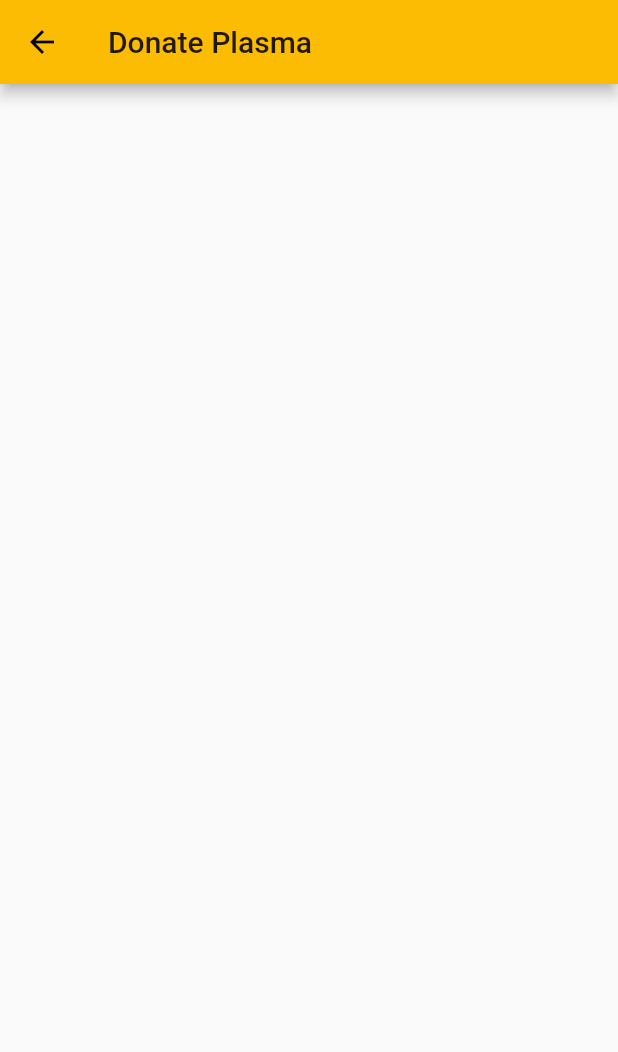
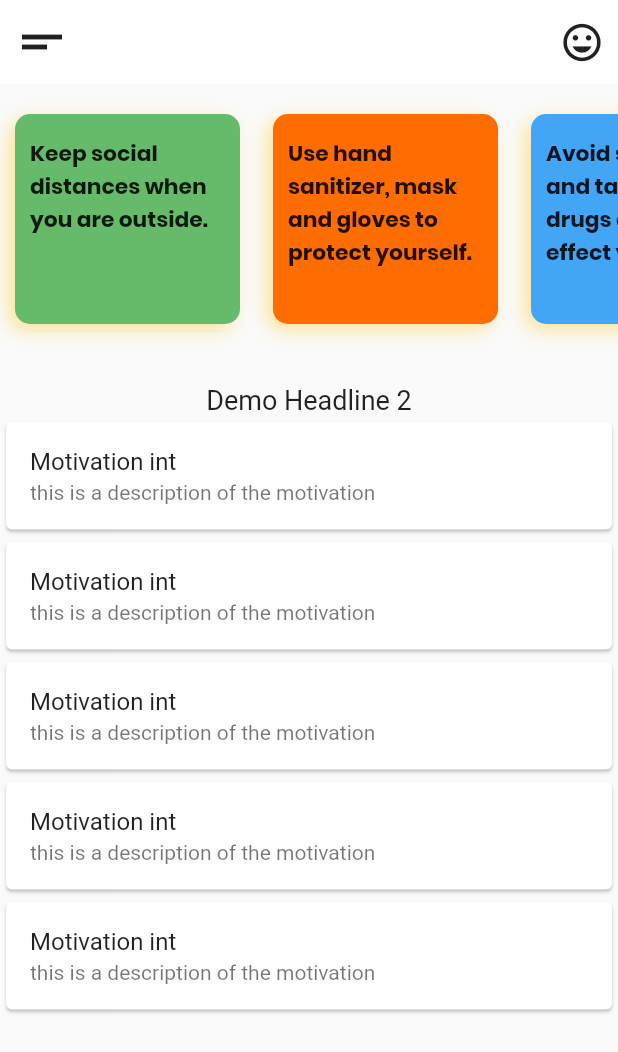
Before and after one commit to TeamTigers/donate_plasma, a Flutter app: the HomeScreen screen opened by its route, on a phone screen of 412 x 824 dp. Shown: the top 1052 px of the screen. Run offline on Flutter 3.47's test engine with Material 2 defaults, Android fonts, the phone set to English and light mode, and no system bars.

Commit message:
done with horizontal cards

```diff
--- a/lib/main.dart
+++ b/lib/main.dart
@@ -1,7 +1,9 @@
+import 'package:donateplasma/providers/information.dart';
 import 'package:donateplasma/screens/BannerScreen.dart';
 import 'package:donateplasma/screens/HomeScreen.dart';
 import 'package:flutter/material.dart';
 import 'package:donateplasma/constants/color_constants.dart';
+import 'package:provider/provider.dart';
 
 void main() {
   runApp(MyApp());
@@ -11,7 +13,13 @@ class MyApp extends StatelessWidget {
   // This widget is the root of your application.
   @override
   Widget build(BuildContext context) {
-    return MaterialApp(
+    return MultiProvider(
+      providers: [
+        ChangeNotifierProvider(
+          create: (ctx) => Information(),
+        )
+      ],
+      child: MaterialApp(
         title: 'Flutter Demo',
         theme: ThemeData(
           primaryColor: kPrimaryColor,
@@ -23,6 +31,7 @@ class MyApp extends StatelessWidget {
           HomeScreen.routeName: (ctx) => HomeScreen(),
           BannerScreen.routeName: (ctx) => BannerScreen()
         },
+      ),
     );
   }
 }
--- /dev/null
+++ b/lib/models/info.dart
@@ -0,0 +1,13 @@
+import 'package:flutter/cupertino.dart';
+
+class Info {
+  final int infoId;
+  final String message;
+  final Color color;
+
+  Info({
+    @required this.infoId,
+    @required this.message,
+    @required this.color
+  });
+}
--- /dev/null
+++ b/lib/providers/information.dart
@@ -0,0 +1,44 @@
+import 'package:donateplasma/models/info.dart';
+import 'package:donateplasma/themes/themes_colors.dart';
+import 'package:flutter/cupertino.dart';
+import 'package:flutter/material.dart';
+
+class Information extends ChangeNotifier {
+  List<Info> _information = [
+    Info(
+      color: Colors.green.shade400,
+      infoId: 1,
+      message: 'Keep social distances when you are outside.'
+    ),
+    Info(
+        color: Colors.orangeAccent.shade700,
+        infoId: 2,
+        message: 'Use hand sanitizer, mask and gloves to protect yourself.'
+    ),
+    Info(
+        color: Colors.blue.shade400,
+        infoId: 3,
+        message: 'Avoid smoking and taking other drugs as it will effect your lungs.'
+    ),
+    Info(
+        color: Colors.orangeAccent,
+        infoId: 4,
+        message: 'Eat healthy foods and do exercise to boost your immune system.'
+    ),
+    Info(
+        color: Colors.greenAccent.shade700,
+        infoId: 5,
+        message: 'Consult with doctor if you feel ill.'
+    ),
+    Info(
+        color: Colors.indigo.shade400,
+        infoId: 6,
+        message: 'Read books and spend time with family to avoid depression.'
+    ),
+  ];
+
+  List<Info> get infoList {
+    final baseInfoList = [..._information];
+    return baseInfoList;
+  }
+}
--- a/lib/screens/BannerScreen.dart
+++ b/lib/screens/BannerScreen.dart
@@ -1,4 +1,5 @@
 import 'package:donateplasma/constants/text_style_constants.dart';
+import 'package:donateplasma/screens/HomeScreen.dart';
 import 'package:flutter/material.dart';
 import 'package:donateplasma/constants/color_constants.dart';
 
@@ -45,7 +46,9 @@ class BannerScreen extends StatelessWidget {
                     minWidth: 100.0,
                     height: 40.0,
                     child: RaisedButton(
-                      onPressed: () {  },
+                      onPressed: () {
+                        Navigator.of(context).pushReplacementNamed(HomeScreen.routeName);
+                      },
                       child: Text(
                         'Got it',
                         style: TextStyle(
--- a/lib/screens/HomeScreen.dart
+++ b/lib/screens/HomeScreen.dart
@@ -1,7 +1,12 @@
+import 'package:donateplasma/constants/color_constants.dart';
+import 'package:donateplasma/providers/information.dart';
+import 'package:donateplasma/widgets/info_card_widget.dart';
 import 'package:flutter/material.dart';
+import 'package:provider/provider.dart';
 
 class HomeScreen extends StatefulWidget {
   static const routeName = '/home';
+
   @override
   _HomeScreenState createState() => _HomeScreenState();
 }
@@ -9,12 +14,88 @@ class HomeScreen extends StatefulWidget {
 class _HomeScreenState extends State<HomeScreen> {
   @override
   Widget build(BuildContext context) {
+    final information = Provider.of<Information>(context).infoList;
     return Scaffold(
       appBar: AppBar(
-        title: Text('Donate Plasma'),
-        backgroundColor: Theme.of(context).primaryColor,
+        elevation: 0,
+        backgroundColor: kBannerBasicColor,
+        leading: Icon(
+          Icons.short_text,
+          size: 40,
+          color: kAccentColor,
+        ),
+        actions: <Widget>[
+          IconButton(
+            onPressed: () {},
+            icon: Icon(
+              Icons.insert_emoticon,
+              size: 30,
+              color: Theme.of(context).accentColor,
+            ),
+          ),
+        ],
       ),
-      body: Container()
+      body: SingleChildScrollView(
+        child: Column(
+          mainAxisSize: MainAxisSize.min,
+          children: <Widget>[
+
+            SizedBox(
+              height: 200.0,
+              child: ListView.builder(
+                physics: BouncingScrollPhysics(),
+                shrinkWrap: true,
+                scrollDirection: Axis.horizontal,
+                itemCount: information.length,
+                itemBuilder: (ctx, index) => InfoCardWidget(
+                  color: information[index].color,
+                  message: information[index].message,
+                  infoId: information[index].infoId,
+                )
+              ),
+            ),
+            Text(
+              'Demo Headline 2',
+              style: TextStyle(fontSize: 18),
+            ),
+            Card(
+              child: ListTile(title: Text('Motivation $int'), subtitle: Text('this is a description of the motivation')),
+            ),
+            Card(
+              child: ListTile(title: Text('Motivation $int'), subtitle: Text('this is a description of the motivation')),
+            ),
+            Card(
+              child: ListTile(title: Text('Motivation $int'), subtitle: Text('this is a description of the motivation')),
+            ),
+            Card(
+              child: ListTile(title: Text('Motivation $int'), subtitle: Text('this is a description of the motivation')),
+            ),
+            Card(
+              child: ListTile(title: Text('Motivation $int'), subtitle: Text('this is a description of the motivation')),
+            ),
+          ],
+        ),
+      ),
     );
   }
 }
+
+/*
+
+Column(
+        mainAxisSize: MainAxisSize.min,
+        children: <Widget>[
+          Expanded(
+            child: ListView.builder(
+              itemCount: information.length,
+              itemBuilder: (ctx, index) => InfoCardWidget(
+                color: information[index].color,
+                message: information[index].message,
+                infoId: information[index].infoId,
+              ),
+              scrollDirection: Axis.vertical,
+            ),
+          ),
+        ],
+      )
+ */
--- /dev/null
+++ b/lib/themes/themes_colors.dart
@@ -0,0 +1,37 @@
+import 'package:flutter/material.dart';
+
+class ThemeColor {
+  static const Color background = Color(0XFFFFFFFF);
+
+  static const Color titleTextColor = const Color(0xff5a5d85);
+  static const Color subTitleTextColor = const Color(0xff797878);
+
+  static const Color bottonTitleTextColor = const Color(0xffd4d4ea);
+
+  static const Color grey = Color(0xff9D99A7);
+  static const Color darkgrey = Color(0xff625f6a);
+
+  static const Color yellow = Color(0xfffbbd5c);
+
+  static const Color orange = Color(0xfff96d5b);
+  static const Color darkOrange = Color(0xfff46352);
+  static const Color lightOrange = Color(0xfffa8e5c);
+  static const Color lightOrange2 = Color(0xfff97d6d);
+
+  static const Color purple = Color(0xff7a81dd);
+  static const Color lightpurple = Color(0xff898edf);
+  static const Color darkpurple = Color(0xff7178d3);
+  static const Color extraDarkPurple = Color(0xff494c79);
+
+  static const Color seeBlue = Color(0xff73d4dd);
+  static const Color darkseeBlue = Color(0xff63c4cf);
+  static const Color lightseeBlue = Color(0xffb9e6fc);
+
+  static const Color brighter = Color(0xff3754aa);
+  static const Color Darker = Color(0xffffffff);
+  static const Color black = Color(0xff040405);
+  static const Color lightblack = Color(0xff3E404D);
+  static const Color lightGrey = Color(0xffDFE7DD);
+  static const Color darkBlue = Color(0xff13165A);
+  static const Color lightBlue = Color(0xff203387);
+}
--- /dev/null
+++ b/lib/widgets/info_card_widget.dart
@@ -0,0 +1,45 @@
+import 'package:donateplasma/themes/themes_colors.dart';
+import 'package:flutter/material.dart';
+
+class InfoCardWidget extends StatefulWidget {
+  final int infoId;
+  final String message;
+  final Color color;
+
+  InfoCardWidget({this.infoId, this.message, this.color});
+
+  @override
+  _InfoCardWidgetState createState() => _InfoCardWidgetState();
+}
+
+class _InfoCardWidgetState extends State<InfoCardWidget> {
+  @override
+  Widget build(BuildContext context) {
+    return Padding(
+      padding: const EdgeInsets.fromLTRB(10, 20, 12, 40),
+      child: Container(
+        height: 150.0,
+        width: 150.0,
+        decoration: BoxDecoration(
+          color: widget.color,
+          borderRadius: BorderRadius.all(Radius.circular(10)),
+          boxShadow: <BoxShadow>[
+            BoxShadow(
+              offset: Offset(-4, 4),
+              blurRadius: 10,
+              color: Color(0xFFFFBF05).withOpacity(.4),
+            )
+          ],
+        ),
+        child: Column(
+          children: <Widget>[
+            Padding(
+              padding: const EdgeInsets.fromLTRB(10, 15, 5, 0),
+              child: Text(widget.message, style: TextStyle(fontFamily: 'Poppins', fontWeight: FontWeight.bold, fontSize: 14.5),),
+            )
+          ],
+        ),
+      ),
+    );
+  }
+}
```
Also changed, not shown: assets/images/user0.png (added). Lines whose indentation alone changed are shown as unchanged.
